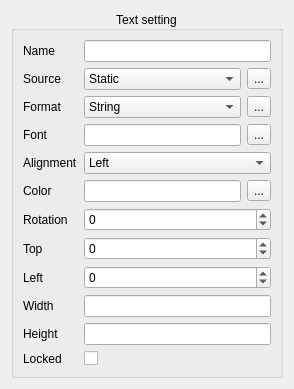
The window that HoruxCardDesigner/textsetting.ui (BackupTheBerlios/horux-svn) describes before a commit, drawn with Qt 5.
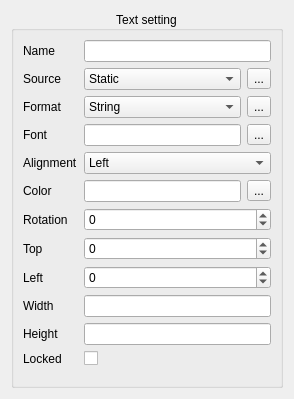
The same window after the commit.

```diff
--- a/HoruxCardDesigner/textsetting.ui
+++ b/HoruxCardDesigner/textsetting.ui
@@ -7,7 +7,7 @@
     <x>0</x>
     <y>0</y>
     <width>294</width>
-    <height>372</height>
+    <height>399</height>
    </rect>
   </property>
   <property name="maximumSize">
```
Left out of the diff: 4 changed lines with no effect on the pictures.
